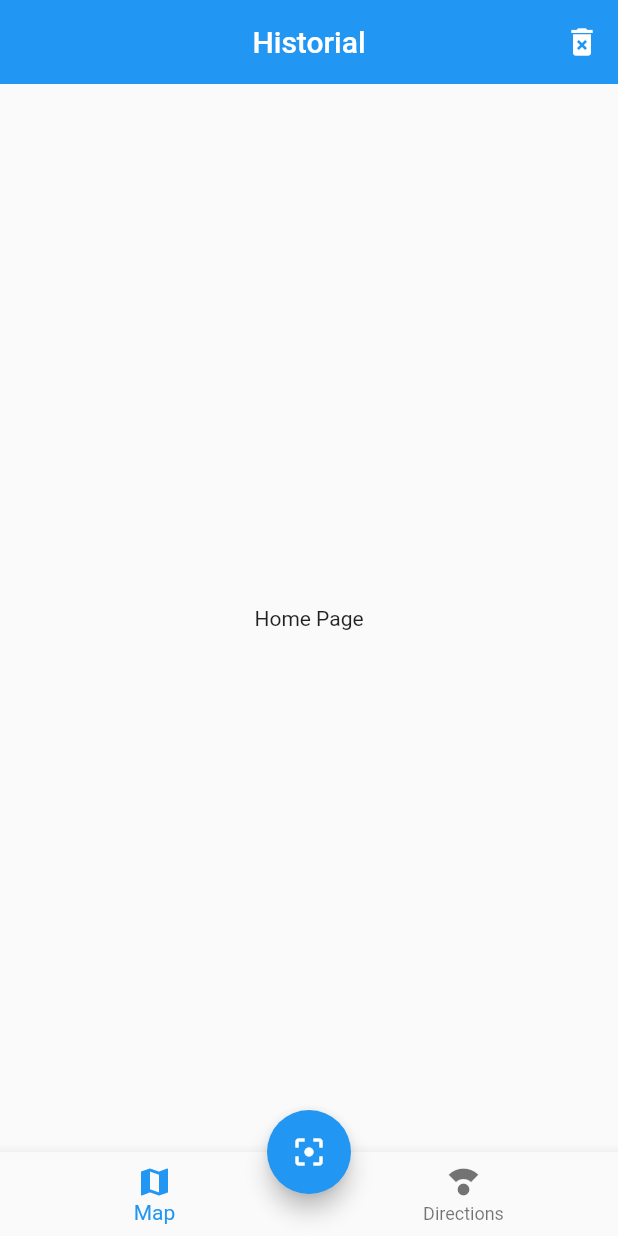
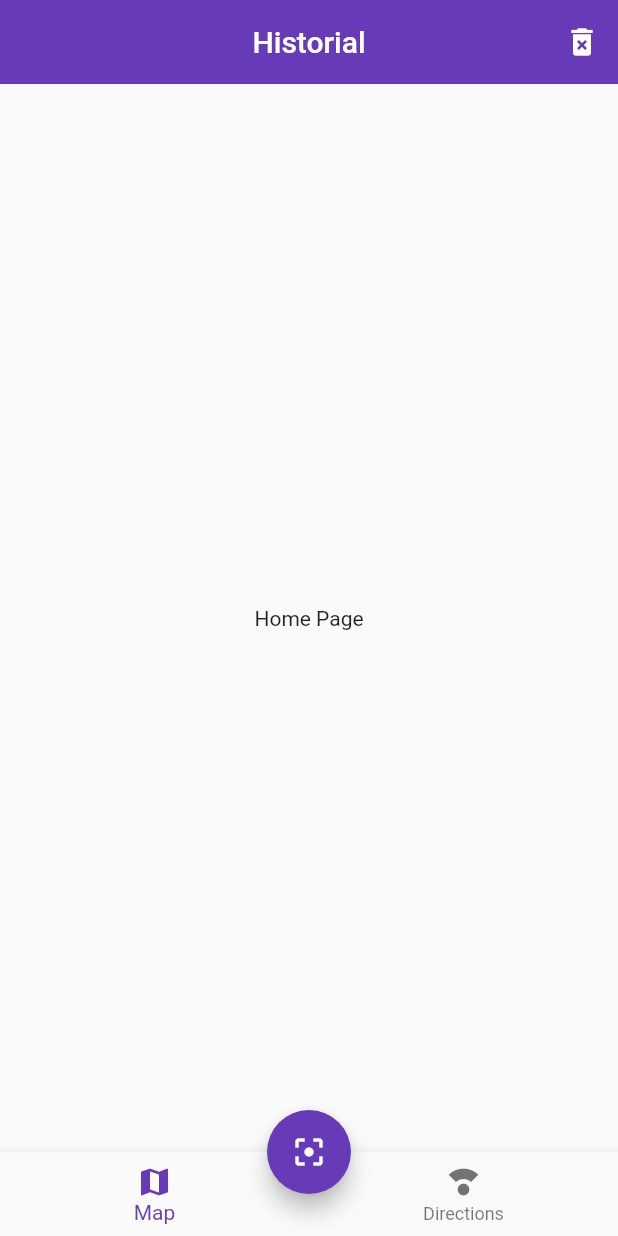
Before and after one commit to luisfdomontoya/s10_qrscanner, a Flutter app: the screen it shows after launch, on a phone screen of 412 x 824 dp. Run offline on Flutter 3.47's test engine with Material 2 defaults, Android fonts, the light colour scheme and no system bars.

Commit message:
theme -- adding global theme

```diff
--- a/lib/main.dart
+++ b/lib/main.dart
@@ -17,6 +17,18 @@ class MyApp extends StatelessWidget {
         'home': (context) => const HomePage(),
         'map': (context) => const MapPage(),
       },
+      theme: ThemeData(
+        primaryColor: Colors.deepPurple,
+        bottomNavigationBarTheme: const BottomNavigationBarThemeData(
+          selectedItemColor: Colors.deepPurple,
+        ),
+        appBarTheme: const AppBarTheme(
+          color: Colors.deepPurple,
+        ),
+        floatingActionButtonTheme: const FloatingActionButtonThemeData(
+          backgroundColor: Colors.deepPurple,
+        ),
+      ),
     );
   }
 }
```
